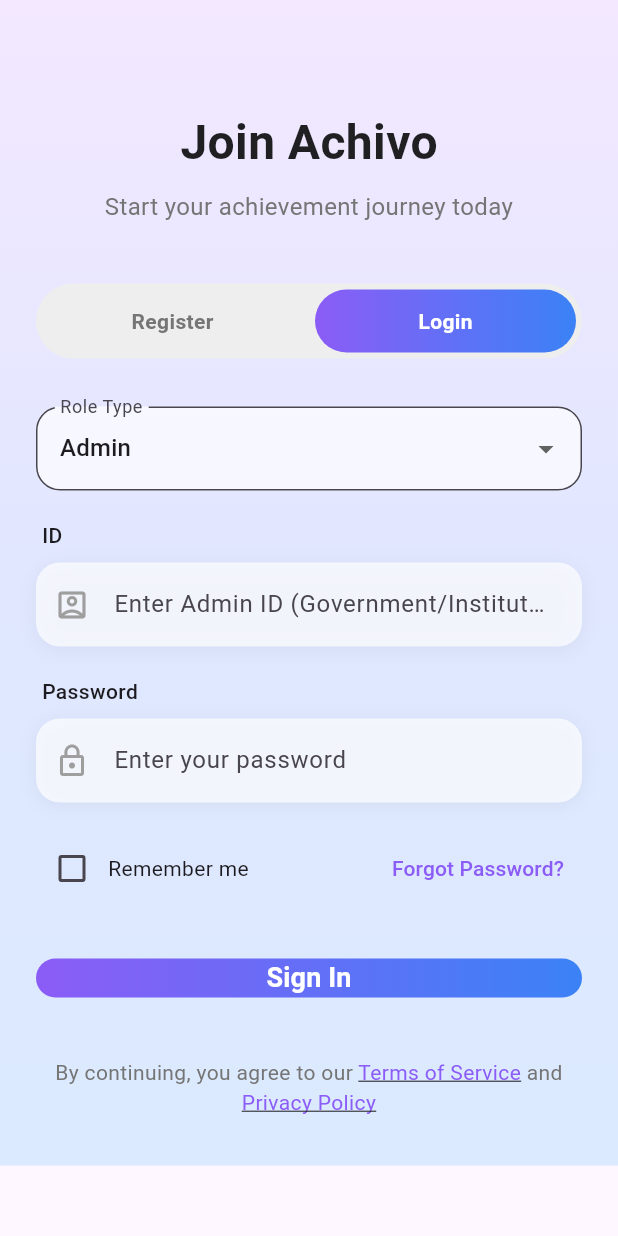
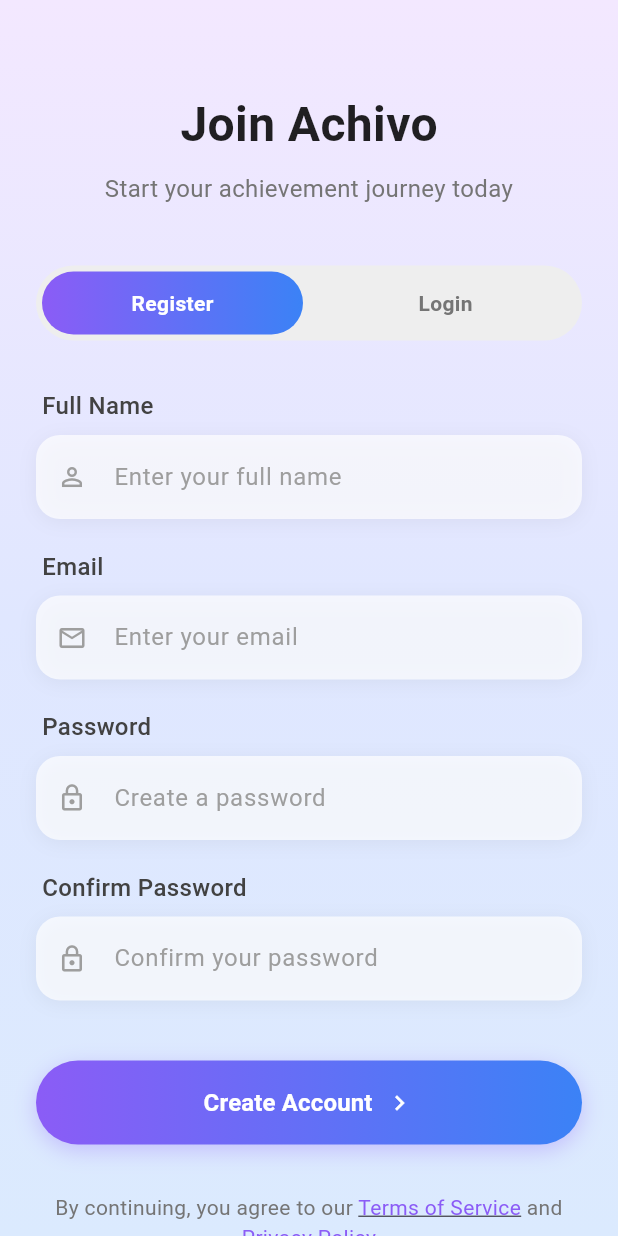
Before and after one commit to priyanshi-devOps11/Achivo_SIH25, a Flutter app: the AuthPage screen opened by its route, on a phone screen of 412 x 824 dp. Run offline on Flutter 3.47's test engine with Material 3 defaults, Android fonts, the phone set to English and light mode, and no system bars.

Commit message:
updaed auth_page.dart

```diff
--- a/lib/screens/auth_page.dart
+++ b/lib/screens/auth_page.dart
@@ -7,34 +7,91 @@ class AuthPage extends StatefulWidget {
   State<AuthPage> createState() => _AuthPageState();
 }
 
-class _AuthPageState extends State<AuthPage> {
-  bool _isLogin = true;
+class _AuthPageState extends State<AuthPage> with TickerProviderStateMixin {
+  late AnimationController _backgroundController;
+  late AnimationController _contentController;
+  late AnimationController _iconController;
+
+  late Animation<double> _backgroundAnimation;
+  late Animation<double> _contentAnimation;
+  late Animation<double> _iconAnimation;
+
+  bool _isLoading = false;
+  bool _isLogin = false;
   bool _rememberMe = false;
 
   final _formKey = GlobalKey<FormState>();
-  String _selectedRole = 'Admin';
+  final _fullNameController = TextEditingController();
+  final _emailController = TextEditingController();
+  final _passwordController = TextEditingController();
+  final _confirmPasswordController = TextEditingController();
 
-  final List<String> _registerRoles = ['Admin', 'HOD', 'Faculty'];
-  final List<String> _loginRoles = ['Admin', 'HOD', 'Faculty', 'Student'];
+  @override
+  void initState() {
+    super.initState();
 
-  final TextEditingController _idController = TextEditingController();
-  final TextEditingController _emailController = TextEditingController();
-  final TextEditingController _passwordController = TextEditingController();
-  final TextEditingController _confirmPasswordController =
-      TextEditingController();
+    _backgroundController = AnimationController(
+      duration: const Duration(milliseconds: 2000),
+      vsync: this,
+    );
 
-  bool _isLoading = false;
+    _contentController = AnimationController(
+      duration: const Duration(milliseconds: 1200),
+      vsync: this,
+    );
+
+    _iconController = AnimationController(
+      duration: const Duration(milliseconds: 3000),
+      vsync: this,
+    );
+
+    _backgroundAnimation = Tween<double>(begin: 0.0, end: 1.0).animate(
+      CurvedAnimation(parent: _backgroundController, curve: Curves.easeOut),
+    );
+
+    _contentAnimation = Tween<double>(begin: 0.0, end: 1.0).animate(
+      CurvedAnimation(parent: _contentController, curve: Curves.easeOut),
+    );
+
+    _iconAnimation = Tween<double>(
+      begin: 0.0,
+      end: 1.0,
+    ).animate(CurvedAnimation(parent: _iconController, curve: Curves.easeOut));
+
+    // Start animations
+    _backgroundController.forward();
+    Future.delayed(const Duration(milliseconds: 300), () {
+      _contentController.forward();
+    });
+    Future.delayed(const Duration(milliseconds: 1000), () {
+      _iconController.forward();
+    });
+  }
+
+  @override
+  void dispose() {
+    _backgroundController.dispose();
+    _contentController.dispose();
+    _iconController.dispose();
+    _fullNameController.dispose();
+    _emailController.dispose();
+    _passwordController.dispose();
+    _confirmPasswordController.dispose();
+    super.dispose();
+  }
 
   Future<void> _handleSubmit() async {
     if (_formKey.currentState!.validate()) {
-      setState(() => _isLoading = true);
+      setState(() {
+        _isLoading = true;
+      });
 
-      // Simulate API call delay
+      // Simulate API call
       await Future.delayed(const Duration(seconds: 2));
 
-      setState(() => _isLoading = false);
-
-      // Implement your login/register logic here
+      setState(() {
+        _isLoading = false;
+      });
     }
   }
 
@@ -46,15 +103,24 @@ class _AuthPageState extends State<AuthPage> {
           gradient: LinearGradient(
             begin: Alignment.topCenter,
             end: Alignment.bottomCenter,
-            colors: [Color(0xFFF3E8FF), Color(0xFFE0E7FF), Color(0xFFDBEAFE)],
+            colors: [
+              Color(0xFFF3E8FF), // Light purple at top
+              Color(0xFFE0E7FF), // Light indigo
+              Color(0xFFDBEAFE), // Light blue at bottom
+            ],
           ),
         ),
         child: SafeArea(
           child: SingleChildScrollView(
-            padding: const EdgeInsets.symmetric(horizontal: 24, vertical: 32),
+            child: Padding(
+              padding: const EdgeInsets.symmetric(horizontal: 24.0),
               child: Column(
                 children: [
-                const SizedBox(height: 40),
+                  const SizedBox(height: 60),
+
+                  // Header
+                  Column(
+                    children: [
                       Text(
                         'Join Achivo',
                         style: TextStyle(
@@ -69,9 +135,12 @@ class _AuthPageState extends State<AuthPage> {
                         style: TextStyle(fontSize: 16, color: Colors.grey[600]),
                         textAlign: TextAlign.center,
                       ),
+                    ],
+                  ),
+
                   const SizedBox(height: 40),
 
-                // Toggle: Register / Login
+                  // Tab selector
                   Container(
                     height: 50,
                     decoration: BoxDecoration(
@@ -89,8 +158,8 @@ class _AuthPageState extends State<AuthPage> {
                                 gradient: !_isLogin
                                     ? const LinearGradient(
                                         colors: [
-                                        Color(0xFF8B5CF6),
-                                        Color(0xFF3B82F6),
+                                          Color(0xFF8B5CF6), // purple-500
+                                          Color(0xFF3B82F6), // blue-500
                                         ],
                                       )
                                     : null,
@@ -119,8 +188,8 @@ class _AuthPageState extends State<AuthPage> {
                                 gradient: _isLogin
                                     ? const LinearGradient(
                                         colors: [
-                                        Color(0xFF8B5CF6),
-                                        Color(0xFF3B82F6),
+                                          Color(0xFF8B5CF6), // purple-500
+                                          Color(0xFF3B82F6), // blue-500
                                         ],
                                       )
                                     : null,
@@ -143,74 +212,74 @@ class _AuthPageState extends State<AuthPage> {
                       ],
                     ),
                   ),
+
                   const SizedBox(height: 32),
 
+                  // Form
                   Form(
                     key: _formKey,
                     child: Column(
                       children: [
-                      // Role Type Dropdown
-                      DropdownButtonFormField<String>(
-                        value: _selectedRole,
-                        decoration: InputDecoration(
-                          filled: true,
-                          fillColor: Colors.white.withOpacity(0.7),
-                          labelText: 'Role Type',
-                          border: OutlineInputBorder(
-                            borderRadius: BorderRadius.circular(16),
-                          ),
-                        ),
-                        items: (_isLogin ? _loginRoles : _registerRoles)
-                            .map(
-                              (role) => DropdownMenuItem(
-                                value: role,
-                                child: Text(role),
-                              ),
-                            )
-                            .toList(),
-                        onChanged: (value) =>
-                            setState(() => _selectedRole = value!),
-                      ),
-                      const SizedBox(height: 20),
-
-                      // ID Field
-                      _buildInputField(
-                        controller: _idController,
-                        label: 'ID',
-                        placeholder:
-                            'Enter ${_selectedRole} ID (Government/Institute Provided)',
-                        icon: Icons.account_box_outlined,
-                        validator: (value) =>
-                            value!.isEmpty ? 'Please enter your ID' : null,
-                      ),
-                      const SizedBox(height: 20),
-
-                      // Email field (only for registration)
+                        // Full Name field (only for registration)
                         if (!_isLogin) ...[
                           _buildInputField(
-                          controller: _emailController,
-                          label: 'Email (Optional)',
-                          placeholder: 'Enter your email',
-                          icon: Icons.mail_outline,
-                          keyboardType: TextInputType.emailAddress,
-                          validator: null,
+                            controller: _fullNameController,
+                            label: 'Full Name',
+                            placeholder: 'Enter your full name',
+                            icon: Icons.person_outline,
+                            validator: (value) {
+                              if (value == null || value.isEmpty) {
+                                return 'Please enter your full name';
+                              }
+                              return null;
+                            },
                           ),
                           const SizedBox(height: 20),
                         ],
 
-                      // Password Field
+                        // Email field
+                        _buildInputField(
+                          controller: _emailController,
+                          label: 'Email',
+                          placeholder: 'Enter your email',
+                          icon: Icons.mail_outline,
+                          keyboardType: TextInputType.emailAddress,
+                          validator: (value) {
+                            if (value == null || value.isEmpty) {
+                              return 'Please enter your email';
+                            }
+                            if (!RegExp(
+                              r'^[\w-\.]+@([\w-]+\.)+[\w-]{2,4}$',
+                            ).hasMatch(value)) {
+                              return 'Please enter a valid email';
+                            }
+                            return null;
+                          },
+                        ),
+                        const SizedBox(height: 20),
+
+                        // Password field
                         _buildInputField(
                           controller: _passwordController,
                           label: 'Password',
-                        placeholder: 'Enter your password',
+                          placeholder: _isLogin
+                              ? 'Enter your password'
+                              : 'Create a password',
                           icon: Icons.lock_outline,
                           obscureText: true,
-                        validator: (value) =>
-                            value!.isEmpty ? 'Please enter password' : null,
+                          validator: (value) {
+                            if (value == null || value.isEmpty) {
+                              return 'Please enter your password';
+                            }
+                            if (!_isLogin && value.length < 6) {
+                              return 'Password must be at least 6 characters';
+                            }
+                            return null;
+                          },
                         ),
                         const SizedBox(height: 20),
 
-                      // Confirm Password (only registration)
+                        // Confirm Password field (only for registration)
                         if (!_isLogin) ...[
                           _buildInputField(
                             controller: _confirmPasswordController,
@@ -218,77 +287,122 @@ class _AuthPageState extends State<AuthPage> {
                             placeholder: 'Confirm your password',
                             icon: Icons.lock_outline,
                             obscureText: true,
-                          validator: (value) =>
-                              value != _passwordController.text
-                              ? 'Passwords do not match'
-                              : null,
+                            validator: (value) {
+                              if (value == null || value.isEmpty) {
+                                return 'Please confirm your password';
+                              }
+                              if (value != _passwordController.text) {
+                                return 'Passwords do not match';
+                              }
+                              return null;
+                            },
                           ),
                           const SizedBox(height: 20),
                         ],
 
-                      // Remember Me + Forgot Password (only login)
+                        // Remember me and forgot password (only for login)
                         if (_isLogin) ...[
                           Row(
                             mainAxisAlignment: MainAxisAlignment.spaceBetween,
                             children: [
                               Row(
                                 children: [
-                                Checkbox(
+                                  Transform.scale(
+                                    scale: 0.9,
+                                    child: Checkbox(
                                       value: _rememberMe,
                                       onChanged: (value) =>
                                           setState(() => _rememberMe = value!),
                                       activeColor: const Color(0xFF8B5CF6),
+                                      shape: RoundedRectangleBorder(
+                                        borderRadius: BorderRadius.circular(4),
                                       ),
-                                const Text('Remember me'),
+                                    ),
+                                  ),
+                                  Text(
+                                    'Remember me',
+                                    style: TextStyle(
+                                      color: Colors.grey[800],
+                                      fontSize: 14,
+                                    ),
+                                  ),
                                 ],
                               ),
                               TextButton(
                                 onPressed: () {
-                                // Handle Forgot Password
+                                  // Handle forgot password
                                 },
                                 child: const Text(
-                                'Forgot Password?',
-                                style: TextStyle(color: Color(0xFF8B5CF6)),
+                                  'Forgot password?',
+                                  style: TextStyle(
+                                    color: Color(0xFF8B5CF6),
+                                    fontSize: 14,
+                                    decoration: TextDecoration.none,
+                                  ),
                                 ),
                               ),
                             ],
                           ),
+                          const SizedBox(height: 10),
+                        ] else
                           const SizedBox(height: 20),
+
+                        // Submit button
+                        Container(
+                          width: double.infinity,
+                          height: 56,
+                          decoration: BoxDecoration(
+                            gradient: const LinearGradient(
+                              colors: [
+                                Color(0xFF8B5CF6), // purple-500
+                                Color(0xFF3B82F6), // blue-500
                               ],
-
-                      // Submit Button
-                      ElevatedButton(
+                            ),
+                            borderRadius: BorderRadius.circular(28),
+                            boxShadow: [
+                              BoxShadow(
+                                color: const Color(0xFF8B5CF6).withOpacity(0.3),
+                                blurRadius: 12,
+                                offset: const Offset(0, 4),
+                              ),
+                            ],
+                          ),
+                          child: ElevatedButton(
                             onPressed: _isLoading ? null : _handleSubmit,
                             style: ElevatedButton.styleFrom(
-                          minimumSize: const Size(double.infinity, 56),
+                              backgroundColor: Colors.transparent,
+                              shadowColor: Colors.transparent,
                               shape: RoundedRectangleBorder(
                                 borderRadius: BorderRadius.circular(28),
                               ),
-                          padding: const EdgeInsets.symmetric(vertical: 16),
-                          backgroundColor: Colors.transparent,
-                          shadowColor: Colors.transparent,
                             ),
-                        child: Ink(
-                          decoration: const BoxDecoration(
-                            gradient: LinearGradient(
-                              colors: [Color(0xFF8B5CF6), Color(0xFF3B82F6)],
+                            child: _isLoading
+                                ? const SizedBox(
+                                    width: 20,
+                                    height: 20,
+                                    child: CircularProgressIndicator(
+                                      color: Colors.white,
+                                      strokeWidth: 2,
                                     ),
-                            borderRadius: BorderRadius.all(Radius.circular(28)),
-                          ),
-                          child: Container(
-                            alignment: Alignment.center,
-                            child: _isLoading
-                                ? const CircularProgressIndicator(
-                                    color: Colors.white,
                                   )
-                                : Text(
+                                : Row(
+                                    mainAxisAlignment: MainAxisAlignment.center,
+                                    children: [
+                                      Text(
                                         _isLogin ? 'Sign In' : 'Create Account',
                                         style: const TextStyle(
                                           color: Colors.white,
-                                      fontSize: 18,
+                                          fontSize: 16,
                                           fontWeight: FontWeight.w600,
                                         ),
                                       ),
+                                      const SizedBox(width: 8),
+                                      const Icon(
+                                        Icons.chevron_right,
+                                        color: Colors.white,
+                                        size: 20,
+                                      ),
+                                    ],
                                   ),
                           ),
                         ),
@@ -296,12 +410,14 @@ class _AuthPageState extends State<AuthPage> {
                     ),
                   ),
 
-                const SizedBox(height: 24),
+                  const SizedBox(height: 32),
+
+                  // Footer
                   Text.rich(
                     TextSpan(
                       text: 'By continuing, you agree to our ',
-                    style: TextStyle(color: Colors.grey[600]),
-                    children: const [
+                      style: TextStyle(color: Colors.grey[600], fontSize: 14),
+                      children: [
                         TextSpan(
                           text: 'Terms of Service',
                           style: TextStyle(
@@ -309,7 +425,7 @@ class _AuthPageState extends State<AuthPage> {
                             decoration: TextDecoration.underline,
                           ),
                         ),
-                      TextSpan(text: ' and '),
+                        const TextSpan(text: ' and '),
                         TextSpan(
                           text: 'Privacy Policy',
                           style: TextStyle(
@@ -321,7 +437,10 @@ class _AuthPageState extends State<AuthPage> {
                     ),
                     textAlign: TextAlign.center,
                   ),
+
+                  const SizedBox(height: 40),
                 ],
+              ),
             ),
           ),
         ),
@@ -345,7 +464,11 @@ class _AuthPageState extends State<AuthPage> {
           padding: const EdgeInsets.only(left: 4, bottom: 8),
           child: Text(
             label,
-            style: const TextStyle(fontWeight: FontWeight.w500),
+            style: TextStyle(
+              color: Colors.grey[800],
+              fontSize: 16,
+              fontWeight: FontWeight.w500,
+            ),
           ),
         ),
         Container(
@@ -365,9 +488,11 @@ class _AuthPageState extends State<AuthPage> {
             obscureText: obscureText,
             keyboardType: keyboardType,
             validator: validator,
+            style: TextStyle(color: Colors.grey[800], fontSize: 16),
             decoration: InputDecoration(
               hintText: placeholder,
-              prefixIcon: Icon(icon, color: Colors.grey[500]),
+              hintStyle: TextStyle(color: Colors.grey[500], fontSize: 16),
+              prefixIcon: Icon(icon, color: Colors.grey[500], size: 20),
               border: InputBorder.none,
               contentPadding: const EdgeInsets.symmetric(
                 horizontal: 20,
```
Lines whose indentation alone changed are shown as unchanged.
